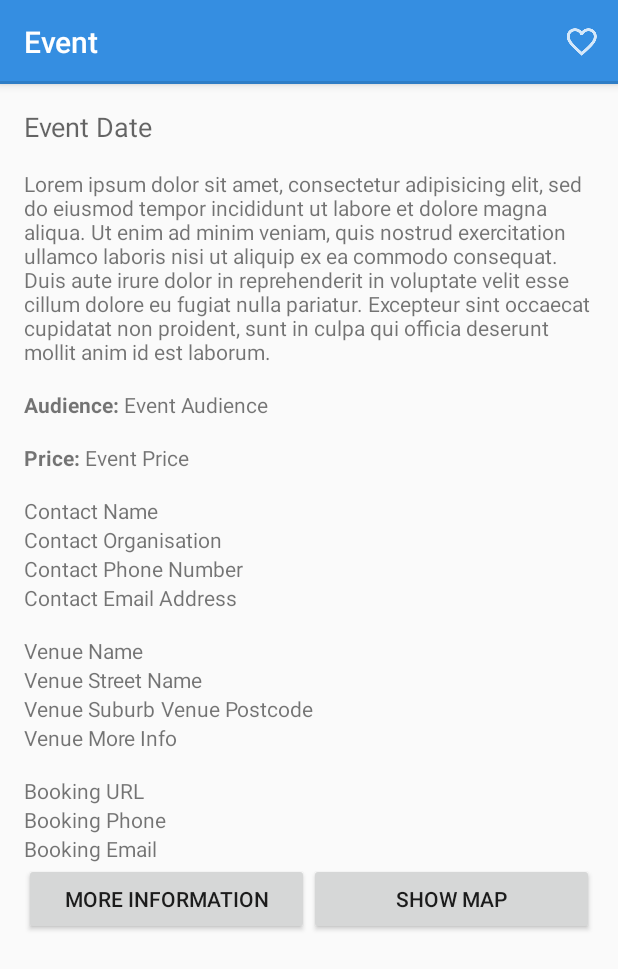
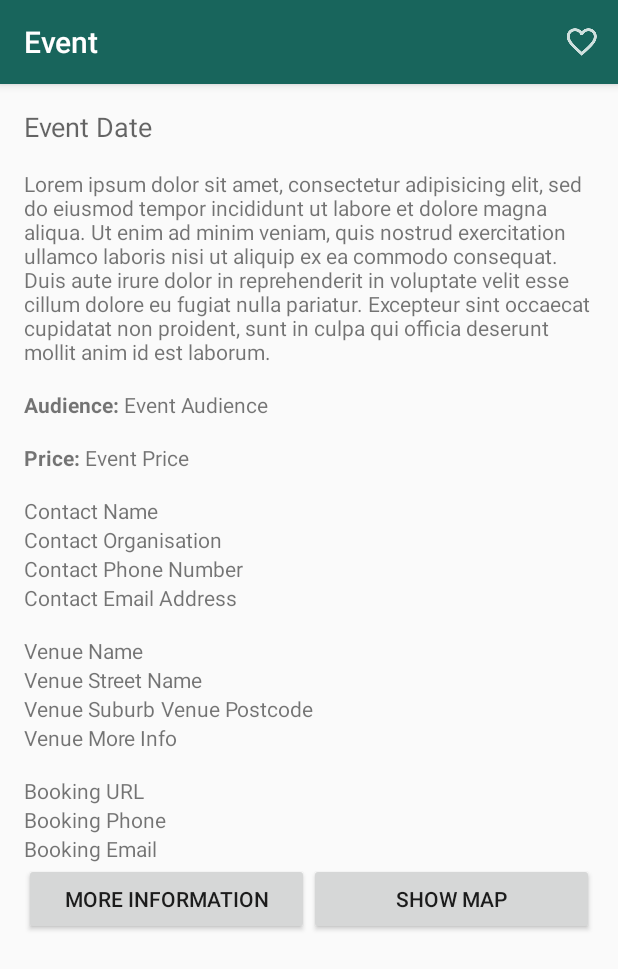
Before and after one commit to thesecretlab/NationalScienceWeek, an Android app: the EventDetailActivity screen opened directly, with no data from a screen before it, on a phone screen of 412 x 824 dp. Shown: the top 969 px of the screen. Run offline under Robolectric (Android 15) with nearby library versions, the phone set to English and light mode, and no system bars; libraries missing offline, so code that uses them is left out: com.squareup.okhttp, retrofit.client, retrofit.converter, retrofit.mime; 2 statements that could not run were skipped.

Commit message:
Update to latest android build tools

```diff
--- a/ScienceWeek/app/src/main/AndroidManifest.xml
+++ b/ScienceWeek/app/src/main/AndroidManifest.xml
@@ -21,7 +21,7 @@
         android:allowBackup="true"
         android:icon="@mipmap/ic_launcher"
         android:label="@string/app_name"
-        android:theme="@style/Theme.Apptheme" >
+        android:theme="@style/AppTheme2">
         <activity
             android:name=".MainActivity"
             android:label="@string/app_name" >
--- a/ScienceWeek/app/src/main/java/au/net/scienceweek/scienceweek/MainActivity.java
+++ b/ScienceWeek/app/src/main/java/au/net/scienceweek/scienceweek/MainActivity.java
@@ -5,6 +5,7 @@ import android.content.Intent;
 import android.net.Uri;
 import android.support.v7.app.ActionBar;
 import android.support.v7.app.ActionBarActivity;
+import android.support.v7.appcompat.*;
 import android.os.Bundle;
 import android.view.Menu;
 import android.view.MenuItem;
--- /dev/null
+++ b/ScienceWeek/app/src/main/res/values-v21/styles.xml
@@ -0,0 +1,5 @@
+<?xml version="1.0" encoding="utf-8"?>
+<resources>
+
+    <style name="AppTheme" parent="android:Theme.Material.Light.DarkActionBar" />
+</resources>
--- a/ScienceWeek/app/src/main/res/values/colors.xml
+++ b/ScienceWeek/app/src/main/res/values/colors.xml
@@ -1,6 +1,7 @@
 <?xml version="1.0" encoding="utf-8"?>
 <resources>
 
-    <drawable name="actionBarBackground">#358ee1</drawable>
+    <drawable name="actionBarBackground">#18655C</drawable>
 
+    <color name="primary_material_dark">#18655c</color>
 </resources>
--- /dev/null
+++ b/ScienceWeek/app/src/main/res/values/styles.xml
@@ -0,0 +1,5 @@
+<?xml version="1.0" encoding="utf-8"?>
+<resources>
+
+    <style name="AppTheme2" parent="Theme.AppCompat.Light.DarkActionBar" />
+</resources>
--- a/ScienceWeek/app/src/main/res/values/styles_apptheme.xml
+++ /dev/null
@@ -1,65 +0,0 @@
-<?xml version="1.0" encoding="utf-8"?>
-
-<resources>
-
-    <style name="Theme.Apptheme" parent="@style/Theme.AppCompat.Light.DarkActionBar">
-        <item name="actionBarItemBackground">@drawable/selectable_background_apptheme</item>
-        <item name="popupMenuStyle">@style/PopupMenu.Apptheme</item>
-        <item name="dropDownListViewStyle">@style/DropDownListView.Apptheme</item>
-        <item name="actionBarTabStyle">@style/ActionBarTabStyle.Apptheme</item>
-        <item name="actionDropDownStyle">@style/DropDownNav.Apptheme</item>
-        <item name="actionBarStyle">@style/ActionBar.Solid.Apptheme</item>
-        <item name="actionModeBackground">@drawable/cab_background_top_apptheme</item>
-        <item name="actionModeSplitBackground">@drawable/cab_background_bottom_apptheme</item>
-        <item name="actionModeCloseButtonStyle">@style/ActionButton.CloseMode.Apptheme</item>
-
-                <!-- Light.DarkActionBar specific -->
-        <item name="actionBarWidgetTheme">@style/Theme.Apptheme.Widget</item>
-
-    </style>
-
-    <style name="ActionBar.Solid.Apptheme" parent="@style/Widget.AppCompat.Light.ActionBar.Solid.Inverse">
-        <item name="background">@drawable/ab_solid_apptheme</item>
-        <item name="backgroundStacked">@drawable/ab_stacked_solid_apptheme</item>
-        <item name="backgroundSplit">@drawable/ab_bottom_solid_apptheme</item>
-        <item name="progressBarStyle">@style/ProgressBar.Apptheme</item>
-    </style>
-
-    <style name="ActionBar.Transparent.Apptheme" parent="@style/Widget.AppCompat.ActionBar">
-        <item name="background">@drawable/ab_transparent_apptheme</item>
-        <item name="progressBarStyle">@style/ProgressBar.Apptheme</item>
-    </style>
-
-    <style name="PopupMenu.Apptheme" parent="@style/Widget.AppCompat.PopupMenu">
-        <item name="android:popupBackground">@drawable/menu_dropdown_panel_apptheme</item>
-    </style>
-
-    <style name="DropDownListView.Apptheme" parent="@style/Widget.AppCompat.ListView.DropDown">
-        <item name="android:listSelector">@drawable/selectable_background_apptheme</item>
-    </style>
-
-    <style name="ActionBarTabStyle.Apptheme" parent="@style/Widget.AppCompat.ActionBar.TabView">
-        <item name="android:background">@drawable/tab_indicator_ab_apptheme</item>
-    </style>
-
-    <style name="DropDownNav.Apptheme" parent="@style/Widget.AppCompat.Spinner.DropDown.ActionBar">
-        <item name="android:background">@drawable/spinner_background_ab_apptheme</item>
-        <item name="android:popupBackground">@drawable/menu_dropdown_panel_apptheme</item>
-        <item name="android:dropDownSelector">@drawable/selectable_background_apptheme</item>
-    </style>
-
-    <style name="ProgressBar.Apptheme" parent="@style/Widget.AppCompat.ProgressBar.Horizontal">
-        <item name="android:progressDrawable">@drawable/progress_horizontal_apptheme</item>
-    </style>
-
-    <style name="ActionButton.CloseMode.Apptheme" parent="@style/Widget.AppCompat.ActionButton.CloseMode">
-        <item name="android:background">@drawable/btn_cab_done_apptheme</item>
-    </style>
-
-    <!-- this style is only referenced in a Light.DarkActionBar based theme -->
-    <style name="Theme.Apptheme.Widget" parent="@style/Theme.AppCompat">
-        <item name="popupMenuStyle">@style/PopupMenu.Apptheme</item>
-        <item name="dropDownListViewStyle">@style/DropDownListView.Apptheme</item>
-    </style>
-
-</resources>
--- a/ScienceWeek/build.gradle
+++ b/ScienceWeek/build.gradle
@@ -3,9 +3,10 @@
 buildscript {
     repositories {
         jcenter()
+        google()
     }
     dependencies {
-        classpath 'com.android.tools.build:gradle:2.1.2'
+        classpath 'com.android.tools.build:gradle:3.1.3'
 
         // NOTE: Do not place your application dependencies here; they belong
         // in the individual module build.gradle files
```
Also changed, not shown: ScienceWeek/app/build.gradle (+10 -10 lines), ScienceWeek/gradle/wrapper/gradle-wrapper.properties, 3 other files.
